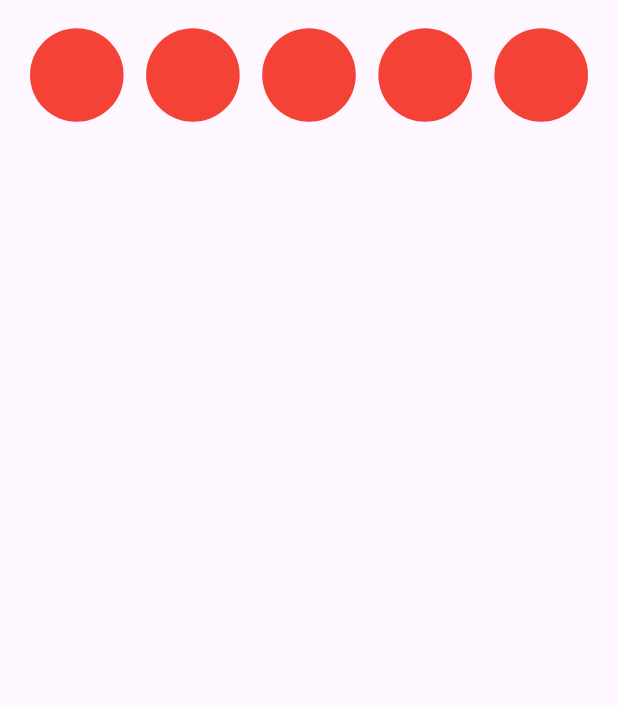
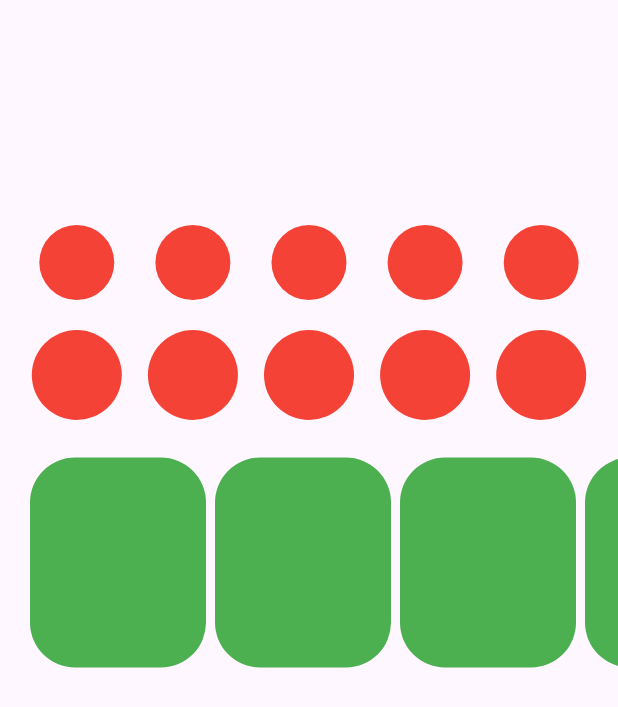
Before and after one commit to darus66d/flutter_widgets_test_case, a Flutter app: the screen it shows after launch, on a phone screen of 412 x 824 dp. Shown: the top 707 px of the screen. Run offline on Flutter 3.47's test engine with Material 3 defaults, Android fonts, the light colour scheme and no system bars.

Commit message:
Media_Query

```diff
--- a/lib/profile.dart
+++ b/lib/profile.dart
@@ -6,16 +6,19 @@ class Profile extends StatelessWidget {
   @override
   Widget build(BuildContext context) {
     return Scaffold(
-      body: Column(
+      body: SingleChildScrollView(
+        child: Column(
           children: [
-          Container(
+            SizedBox(height: 150,),
+            Center(
+              child: Container(
                 margin: EdgeInsets.symmetric(horizontal: 20),
-            height: 100,
+                height: 50,
                 child: ListView.separated(
                   scrollDirection: Axis.horizontal,
                     itemBuilder:(context,index){
                       return Container(
-                    height: MediaQuery.of(context).size.width/5-20,
+                        height: 60,
                         width: MediaQuery.of(context).size.width/5-20,
                         decoration: BoxDecoration(
                           color: Colors.red,
@@ -27,8 +30,100 @@ class Profile extends StatelessWidget {
                      return SizedBox(width: 15,);
                     },
                     itemCount: 5),
+              ),
+            ),
+            SizedBox(height: 20,),
+            Padding(
+              padding: const EdgeInsets.symmetric(horizontal: 20),
+              child: Row(
+                spacing: 15,
+                children: [
+                  Container(
+                    height: 60 ,
+                    width: MediaQuery.of(context).size.width / 5 - 20,
+                    decoration:
+                        BoxDecoration(color: Colors.red, shape: BoxShape.circle),
+                  ),
+                  Container(
+                    height: 60,
+                    width: MediaQuery.of(context).size.width / 5 - 20,
+                    decoration:
+                    BoxDecoration(color: Colors.red, shape: BoxShape.circle),
+                  ),
+                  Container(
+                    height: 60,
+                    width: MediaQuery.of(context).size.width / 5 - 20,
+                    decoration:
+                    BoxDecoration(color: Colors.red, shape: BoxShape.circle),
+                  ),
+                  Container(
+                    height: 60,
+                    width: MediaQuery.of(context).size.width / 5 - 20,
+                    decoration:
+                    BoxDecoration(color: Colors.red, shape: BoxShape.circle),
+                  ),
+                  Container(
+                    height: 60,
+                    width: MediaQuery.of(context).size.width / 5 - 20,
+                    decoration:
+                    BoxDecoration(color: Colors.red, shape: BoxShape.circle),
+                  ),
+                ],
+              ),
+            ),
+            SizedBox(height: 20,),
+            Padding(
+              padding: const EdgeInsets.only(left: 20),
+              child: SizedBox(
+                height: 150,
+                child: SingleChildScrollView(
+                  scrollDirection: Axis.horizontal,
+                  child: Row(
+                    spacing: 6,
+                    children: [
+                      Container(
+                        height: 140,
+                        width: MediaQuery.of(context).size.width/3-20,
+                        decoration: BoxDecoration(
+                          borderRadius: BorderRadius.circular(30),
+                          color: Colors.green,
+                        ),
+                      ),Container(
+                        height: 140,
+                        width: MediaQuery.of(context).size.width/3-20,
+                        decoration: BoxDecoration(
+                          borderRadius: BorderRadius.circular(30),
+                          color: Colors.green,
+                        ),
+                      ),Container(
+                        height: 140,
+                        width: MediaQuery.of(context).size.width/3-20,
+                        decoration: BoxDecoration(
+                          borderRadius: BorderRadius.circular(30),
+                          color: Colors.green,
+                        ),
+                      ),Container(
+                        height: 140,
+                        width: MediaQuery.of(context).size.width/3-20,
+                        decoration: BoxDecoration(
+                          borderRadius: BorderRadius.circular(30),
+                          color: Colors.green,
+                        ),
+                      ),Container(
+                        height: 140,
+                        width: MediaQuery.of(context).size.width/3-20,
+                        decoration: BoxDecoration(
+                          borderRadius: BorderRadius.circular(30),
+                          color: Colors.green,
+                        ),
+                      ),
+                    ],
+                  ),
+                ),
+              ),
             )
           ],
+        ),
       ),
 
     );
```
Lines whose indentation alone changed are shown as unchanged.
